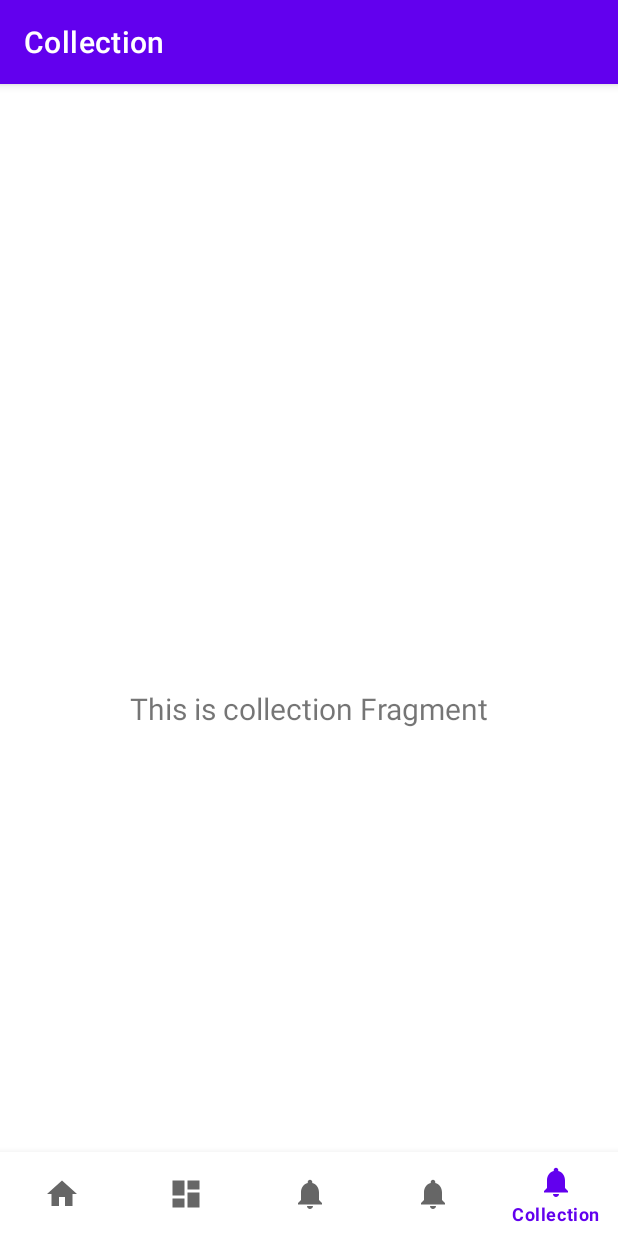
After one commit to DiamondBaka/AnimalDetectiveApp, an Android app: the CollectionFragment screen opened through its navigation route, on a phone screen of 412 x 824 dp. The commit adds this screen. Run offline under Robolectric (Android 15) with nearby library versions, the phone set to English and light mode, and no system bars; our stand-ins replace navigation-ui.

Commit message:
added collection screen

```diff
--- a/app/src/main/java/com/example/animaldetectiveapp/MainActivity.kt
+++ b/app/src/main/java/com/example/animaldetectiveapp/MainActivity.kt
@@ -26,7 +26,7 @@ class MainActivity : AppCompatActivity() {
         // menu should be considered as top level destinations.
         val appBarConfiguration = AppBarConfiguration(
             setOf(
-                R.id.navigation_home, R.id.navigation_dashboard, R.id.navigation_notifications, R.id.navigation_upload
+                R.id.navigation_home, R.id.navigation_dashboard, R.id.navigation_notifications, R.id.navigation_upload, R.id.navigation_collection
             )
         )
         setupActionBarWithNavController(navController, appBarConfiguration)
--- /dev/null
+++ b/app/src/main/java/com/example/animaldetectiveapp/ui/collection/CollectionFragment.kt
@@ -0,0 +1,42 @@
+package com.example.animaldetectiveapp.ui.collection
+
+import android.os.Bundle
+import android.view.LayoutInflater
+import android.view.View
+import android.view.ViewGroup
+import android.widget.TextView
+import androidx.fragment.app.Fragment
+import androidx.lifecycle.ViewModelProvider
+import com.example.animaldetectiveapp.databinding.FragmentCollectionBinding
+
+class CollectionFragment : Fragment() {
+
+    private var _binding: FragmentCollectionBinding? = null
+
+    // This property is only valid between onCreateView and
+    // onDestroyView.
+    private val binding get() = _binding!!
+
+    override fun onCreateView(
+        inflater: LayoutInflater,
+        container: ViewGroup?,
+        savedInstanceState: Bundle?
+    ): View {
+        val collectionViewModel =
+            ViewModelProvider(this).get(CollectionViewModel::class.java)
+
+        _binding = FragmentCollectionBinding.inflate(inflater, container, false)
+        val root: View = binding.root
+
+        val textView: TextView = binding.textCollection
+        collectionViewModel.text.observe(viewLifecycleOwner) {
+            textView.text = it
+        }
+        return root
+    }
+
+    override fun onDestroyView() {
+        super.onDestroyView()
+        _binding = null
+    }
+}
--- /dev/null
+++ b/app/src/main/java/com/example/animaldetectiveapp/ui/collection/CollectionViewModel.kt
@@ -0,0 +1,13 @@
+package com.example.animaldetectiveapp.ui.collection
+
+import androidx.lifecycle.LiveData
+import androidx.lifecycle.MutableLiveData
+import androidx.lifecycle.ViewModel
+
+class CollectionViewModel : ViewModel() {
+
+    private val _text = MutableLiveData<String>().apply {
+        value = "This is collection Fragment"
+    }
+    val text: LiveData<String> = _text
+}
--- a/app/src/main/java/com/example/animaldetectiveapp/ui/upload/UploadFragment.kt
+++ b/app/src/main/java/com/example/animaldetectiveapp/ui/upload/UploadFragment.kt
@@ -8,7 +8,6 @@ import android.widget.TextView
 import androidx.fragment.app.Fragment
 import androidx.lifecycle.ViewModelProvider
 import com.example.animaldetectiveapp.databinding.FragmentUploadBinding
-import com.example.animaldetectiveapp.ui.upload.UploadViewModel
 
 class UploadFragment : Fragment() {
 
@@ -29,7 +28,7 @@ class UploadFragment : Fragment() {
         _binding = FragmentUploadBinding.inflate(inflater, container, false)
         val root: View = binding.root
 
-        val textView: TextView = binding.textDashboard
+        val textView: TextView = binding.textUpload
         uploadViewModel.text.observe(viewLifecycleOwner) {
             textView.text = it
         }
--- /dev/null
+++ b/app/src/main/res/layout/fragment_collection.xml
@@ -0,0 +1,22 @@
+<?xml version="1.0" encoding="utf-8"?>
+<androidx.constraintlayout.widget.ConstraintLayout xmlns:android="http://schemas.android.com/apk/res/android"
+    xmlns:app="http://schemas.android.com/apk/res-auto"
+    xmlns:tools="http://schemas.android.com/tools"
+    android:layout_width="match_parent"
+    android:layout_height="match_parent"
+    tools:context=".ui.collection.CollectionFragment">
+
+    <TextView
+        android:id="@+id/text_collection"
+        android:layout_width="match_parent"
+        android:layout_height="wrap_content"
+        android:layout_marginStart="8dp"
+        android:layout_marginTop="8dp"
+        android:layout_marginEnd="8dp"
+        android:textAlignment="center"
+        android:textSize="20sp"
+        app:layout_constraintBottom_toBottomOf="parent"
+        app:layout_constraintEnd_toEndOf="parent"
+        app:layout_constraintStart_toStartOf="parent"
+        app:layout_constraintTop_toTopOf="parent" />
+</androidx.constraintlayout.widget.ConstraintLayout>
--- a/app/src/main/res/layout/fragment_upload.xml
+++ b/app/src/main/res/layout/fragment_upload.xml
@@ -4,10 +4,10 @@
     xmlns:tools="http://schemas.android.com/tools"
     android:layout_width="match_parent"
     android:layout_height="match_parent"
-    tools:context=".ui.dashboard.DashboardFragment">
+    tools:context=".ui.upload.UploadFragment">
 
     <TextView
-        android:id="@+id/text_dashboard"
+        android:id="@+id/text_upload"
         android:layout_width="match_parent"
         android:layout_height="wrap_content"
         android:layout_marginStart="8dp"
--- a/app/src/main/res/menu/bottom_nav_menu.xml
+++ b/app/src/main/res/menu/bottom_nav_menu.xml
@@ -21,4 +21,10 @@
         android:icon="@drawable/ic_notifications_black_24dp"
         android:title="@string/title_upload" />
 
+    <item
+        android:id="@+id/navigation_collection"
+        android:icon="@drawable/ic_notifications_black_24dp"
+        android:title="@string/title_collection" />
+
+
 </menu>
--- a/app/src/main/res/navigation/mobile_navigation.xml
+++ b/app/src/main/res/navigation/mobile_navigation.xml
@@ -27,4 +27,10 @@
         android:name="com.example.animaldetectiveapp.ui.notifications.NotificationsFragment"
         android:label="@string/title_notifications"
         tools:layout="@layout/fragment_notifications" />
+
+    <fragment
+        android:id="@+id/navigation_collection"
+        android:name="com.example.animaldetectiveapp.ui.collection.CollectionFragment"
+        android:label="@string/title_collection"
+        tools:layout="@layout/fragment_collection" />
 </navigation>
--- a/app/src/main/res/values/strings.xml
+++ b/app/src/main/res/values/strings.xml
@@ -4,5 +4,6 @@
     <string name="title_dashboard">Map</string>
     <string name="title_notifications">Notifications</string>
     <string name="title_upload">Upload</string>
+    <string name="title_collection">Collection</string>
 
 </resources>
```
